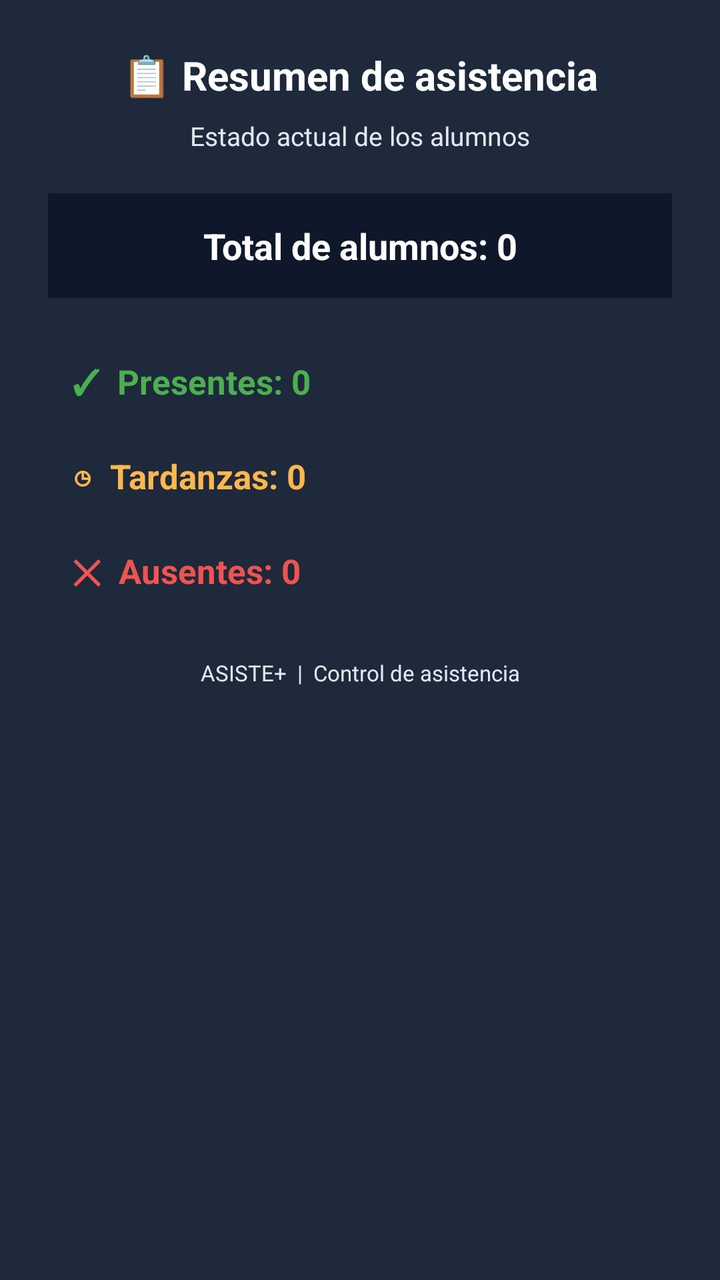
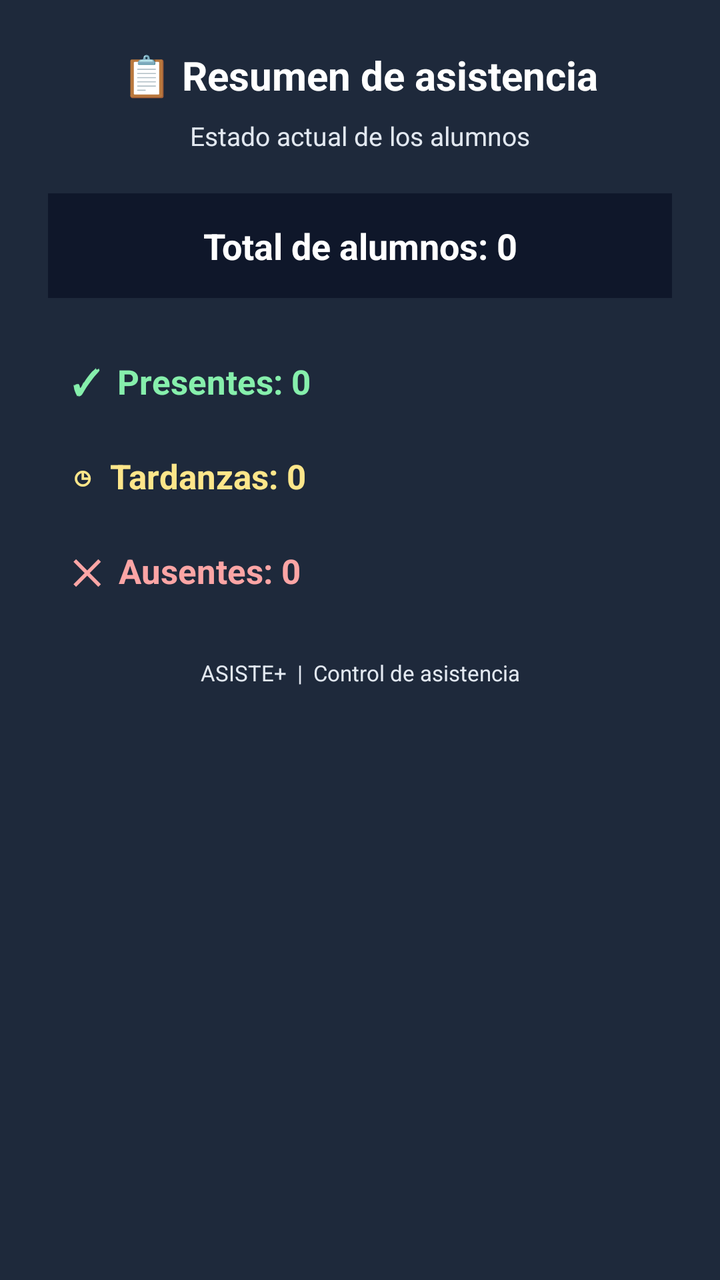

The first picture is an Android layout as it rendered before a commit; the second is the same layout after the commit. The layout source and the unified diff follow.
<!-- AndroidManifest.xml: application theme Theme.Proyectofinalgrupo2 -->
<!-- res/layout/dialog_resumen_asistencia.xml -->
<?xml version="1.0" encoding="utf-8"?>
<LinearLayout
    xmlns:android="http://schemas.android.com/apk/res/android"
    android:layout_width="match_parent"
    android:layout_height="wrap_content"
    android:orientation="vertical"
    android:padding="24dp"
    android:background="@color/card_bg">

    <TextView
        android:layout_width="match_parent"
        android:layout_height="wrap_content"
        android:text="📋 Resumen de asistencia"
        android:textColor="@color/white"
        android:textSize="20sp"
        android:textStyle="bold"
        android:gravity="center"
        android:layout_marginBottom="8dp"/>

    <TextView
        android:layout_width="match_parent"
        android:layout_height="wrap_content"
        android:text="Estado actual de los alumnos"
        android:textColor="@color/text_secondary"
        android:textSize="13sp"
        android:gravity="center"
        android:layout_marginBottom="20dp"/>

    <TextView
        android:id="@+id/tvTotalResumen"
        android:layout_width="match_parent"
        android:layout_height="wrap_content"
        android:text="Total de alumnos: 0"
        android:textColor="@color/white"
        android:textSize="18sp"
        android:textStyle="bold"
        android:gravity="center"
        android:padding="14dp"
        android:background="@color/bg_dark"
        android:layout_marginBottom="18dp"/>

    <TextView
        android:id="@+id/tvPresentesResumen"
        android:layout_width="match_parent"
        android:layout_height="wrap_content"
        android:text="✓  Presentes: 0"
        android:textColor="#4CAF50"
        android:textSize="17sp"
        android:textStyle="bold"
        android:padding="12dp"/>

    <TextView
        android:id="@+id/tvTardanzasResumen"
        android:layout_width="match_parent"
        android:layout_height="wrap_content"
        android:text="◷  Tardanzas: 0"
        android:textColor="#FFB74D"
        android:textSize="17sp"
        android:textStyle="bold"
        android:padding="12dp"/>

    <TextView
        android:id="@+id/tvAusentesResumen"
        android:layout_width="match_parent"
        android:layout_height="wrap_content"
        android:text="✕  Ausentes: 0"
        android:textColor="#EF5350"
        android:textSize="17sp"
        android:textStyle="bold"
        android:padding="12dp"/>

    <TextView
        android:layout_width="match_parent"
        android:layout_height="wrap_content"
        android:text="ASISTE+  |  Control de asistencia"
        android:textColor="@color/text_secondary"
        android:textSize="11sp"
        android:gravity="center"
        android:layout_marginTop="20dp"/>

</LinearLayout>
<!-- resources referenced by this layout -->
<resources>
  <color name="bg_dark">#0F172A</color>
  <color name="card_bg">#1E293B</color>
  <color name="text_secondary">#E2E8F0</color>
  <color name="white">#FFFFFFFF</color>
  <style name="Theme.Proyectofinalgrupo2" parent="Base.Theme.Proyectofinalgrupo2" />
  <style name="Base.Theme.Proyectofinalgrupo2" parent="Theme.MaterialComponents.DayNight.NoActionBar">
          <item name="colorPrimary">@color/primary</item>
          <item name="colorPrimaryVariant">@color/primary_dark</item>
          <item name="colorOnPrimary">@color/white</item>
          <item name="colorSecondary">@color/accent</item>
          <item name="colorOnSecondary">@color/bg_dark</item>
          
          
          <item name="android:windowBackground">@color/bg_dark</item>
          <item name="android:colorBackground">@color/bg_dark</item>
          <item name="android:statusBarColor">@color/primary_dark</item>
          <item name="android:navigationBarColor">@color/bg_dark</item>
          <item name="colorSurface">@color/card_bg</item>
          <item name="colorOnSurface">@color/text_primary</item>
          
          
          <item name="android:textColorPrimary">@color/text_primary</item>
          <item name="android:textColorSecondary">@color/text_secondary</item>
      </style>
  <color name="primary">#1E40AF</color>
  <color name="primary_dark">#1E3A8A</color>
  <color name="accent">#7DD3FC</color>
  <color name="text_primary">#FFFFFF</color>
</resources>

<!-- the commit's change to res/layout/dialog_resumen_asistencia.xml (unified diff, before → after) -->
@@ -44,7 +44,7 @@
         android:layout_width="match_parent"
         android:layout_height="wrap_content"
         android:text="✓  Presentes: 0"
-        android:textColor="#4CAF50"
+        android:textColor="@color/color_presente_text"
         android:textSize="17sp"
         android:textStyle="bold"
         android:padding="12dp"/>
@@ -54,7 +54,7 @@
         android:layout_width="match_parent"
         android:layout_height="wrap_content"
         android:text="◷  Tardanzas: 0"
-        android:textColor="#FFB74D"
+        android:textColor="@color/color_tardanza_text"
         android:textSize="17sp"
         android:textStyle="bold"
         android:padding="12dp"/>
@@ -64,7 +64,7 @@
         android:layout_width="match_parent"
         android:layout_height="wrap_content"
         android:text="✕  Ausentes: 0"
-        android:textColor="#EF5350"
+        android:textColor="@color/color_ausente_text"
         android:textSize="17sp"
         android:textStyle="bold"
         android:padding="12dp"/>
<!-- resource entries referenced after the edit -->
@@ -2,6 +2,9 @@
 <resources>
   <color name="bg_dark">#0F172A</color>
   <color name="card_bg">#1E293B</color>
+  <color name="color_ausente_text">#FCA5A5</color>
+  <color name="color_presente_text">#86EFAC</color>
+  <color name="color_tardanza_text">#FDE68A</color>
   <color name="text_secondary">#E2E8F0</color>
   <color name="white">#FFFFFFFF</color>
   <style name="Theme.Proyectofinalgrupo2" parent="Base.Theme.Proyectofinalgrupo2" />
